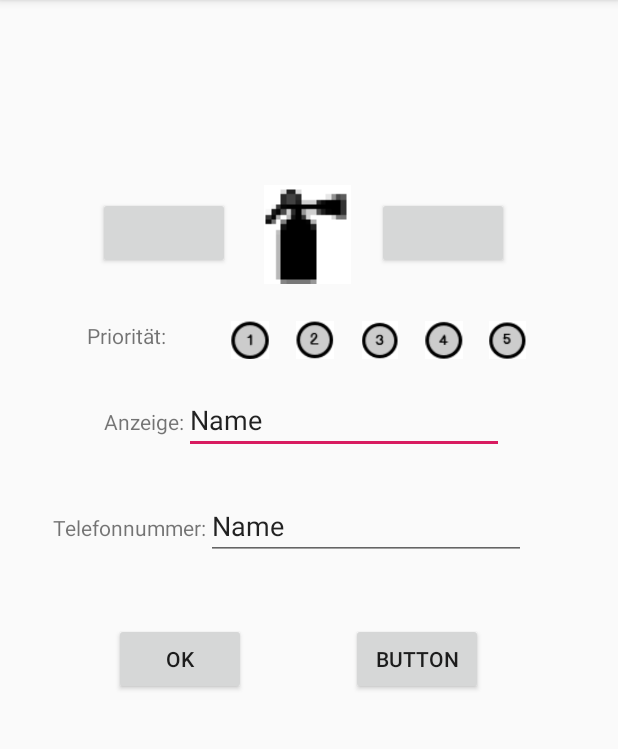
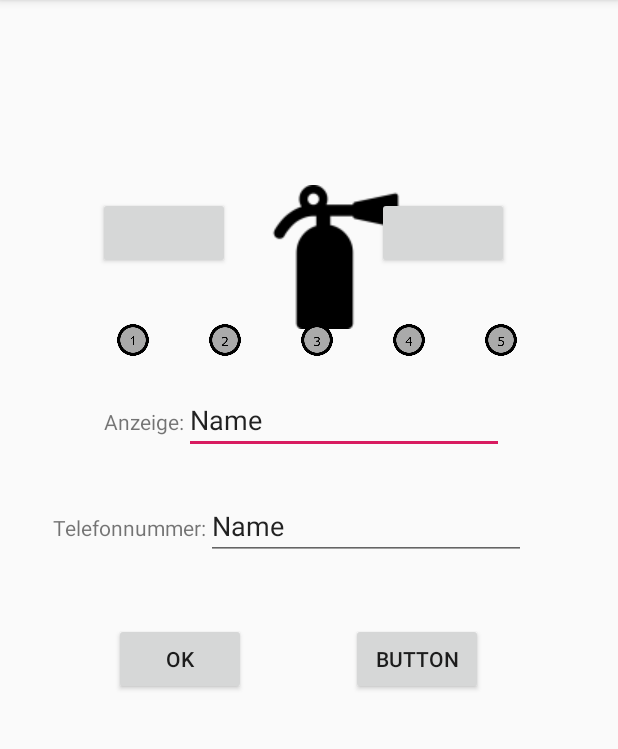
Before and after one commit to MartinBartolome/SafeLifeMonitor, an Android app: the ContactProperties screen opened directly, with no data from a screen before it, after a tap on an icon or button, on a phone screen of 412 x 824 dp, the part 84-833 px from its top. Run offline under Robolectric (Android 15) with nearby library versions, the phone set to English and light mode, and no system bars; 13 statements that could not run were skipped.

Commit message:
Neue Icons und leichte überarbeitung der GUI.

```diff
--- /dev/null
+++ b/app/src/main/java/schutzengel/com/safelifemonitor/Communications/SMSClient/Factory.java
@@ -0,0 +1,32 @@
+package schutzengel.com.safelifemonitor.Communications.SmsClient;
+
+import schutzengel.com.safelifemonitor.Communications.SmsClient.Drivers.Generic.Driver;
+import schutzengel.com.safelifemonitor.Core.Factory.IFactory;
+
+public class Factory implements IFactory {
+    protected ISmsClient smsClient = null;
+    @Override
+    public void create() {
+        IDriver driver = new Driver();
+        this.smsClient = new SmsClient(driver);
+    }
+
+    @Override
+    public void initialize() {
+
+    }
+
+    @Override
+    public void startup() {
+
+    }
+
+    @Override
+    public void shutdown() {
+
+    }
+
+    public ISmsClient getSmsClient(){
+        return this.smsClient;
+    }
+}
--- a/app/src/main/java/schutzengel/com/safelifemonitor/HMI/ContactProperties.java
+++ b/app/src/main/java/schutzengel/com/safelifemonitor/HMI/ContactProperties.java
@@ -21,11 +21,23 @@
     private ArrayList<schutzengel.com.safelifemonitor.Database.ContactProperties> Contacts = null;
     private int selectedContactindex = 0;
 
+    EditText DescriptionEdit = null;
+    EditText TelephonEdit = null;
+    ImageView IconImage = null;
+
     @Override
     protected void onCreate(Bundle savedInstanceState) {
         super.onCreate(savedInstanceState);
         setContentView(R.layout.contact_properties);
+
         Contacts = Factory.getInstance().getFactoryDatabase().getDatabase().getContacts();
+        DescriptionEdit = findViewById(R.id.descriptionEdit);
+        TelephonEdit = findViewById(R.id.TelephoneEdit);
+        IconImage = findViewById(R.id.ContactImage);
+        IconImage.setImageResource(Contacts.get(selectedContactindex).getDrawable());
+        DescriptionEdit.setText(Contacts.get(selectedContactindex).getDescription());
+        TelephonEdit.setText(Contacts.get(selectedContactindex).getAlarmTelephoneNumber());
+        IconImage.setImageResource(Contacts.get(selectedContactindex).getDrawable());
     }
 
     public void onWritePersistent(View view)
@@ -49,8 +61,6 @@
 
     private void ChangeImage(int direction)
     {
-        ImageView image = findViewById(R.id.ContactImage);
-
         if(Contacts.get(selectedContactindex).getIcon().ordinal() == 0 && direction == -1)
         {
             Contacts.get(selectedContactindex).setIcon(schutzengel.com.safelifemonitor.Database.ContactProperties.Icon.values().length-1);
@@ -62,15 +72,11 @@
         else {
             Contacts.get(selectedContactindex).setIcon(Contacts.get(selectedContactindex).getIcon().ordinal() + direction);
         }
-        image.setImageResource(Contacts.get(selectedContactindex).getDrawable());
+        IconImage.setImageResource(Contacts.get(selectedContactindex).getDrawable());
     }
 
     public void ChangeContact(View view)
     {
-        EditText DescriptionEdit = findViewById(R.id.descriptionEdit);
-        EditText TelephonEdit = findViewById(R.id.TelephoneEdit);
-        ImageView IconImage = findViewById(R.id.ContactImage);
-
         Contacts.get(selectedContactindex).setAlarmTelephoneNumber(TelephonEdit.getText().toString());
         Contacts.get(selectedContactindex).setDescription(DescriptionEdit.getText().toString());
 
@@ -78,19 +84,19 @@
         switch (view.getId())
         {
             case R.id.ImagePriority1:
-                Priority = 1;
+                Priority = schutzengel.com.safelifemonitor.Database.ContactProperties.Priority.Prority_1.ordinal();
                 break;
             case R.id.ImagePriority2:
-                Priority = 2;
+                Priority = schutzengel.com.safelifemonitor.Database.ContactProperties.Priority.Prority_2.ordinal();
                 break;
             case R.id.ImagePriority3:
-                Priority = 3;
+                Priority = schutzengel.com.safelifemonitor.Database.ContactProperties.Priority.Prority_3.ordinal();
                 break;
             case R.id.ImagePriority4:
-                Priority = 4;
+                Priority = schutzengel.com.safelifemonitor.Database.ContactProperties.Priority.Prority_4.ordinal();
                 break;
             case R.id.ImagePriority5:
-                Priority = 5;
+                Priority = schutzengel.com.safelifemonitor.Database.ContactProperties.Priority.Prority_5.ordinal();
                 break;
         }
 
--- a/app/src/main/java/schutzengel/com/safelifemonitor/Workflows/Startup/Workflow.java
+++ b/app/src/main/java/schutzengel/com/safelifemonitor/Workflows/Startup/Workflow.java
@@ -11,6 +11,7 @@
         factory.startup();
         EventStartupCompleted event = new EventStartupCompleted();
         notify(event);
+
         return true;
     }
 }
--- a/app/src/main/res/values/styles.xml
+++ b/app/src/main/res/values/styles.xml
@@ -7,5 +7,4 @@
         <item name="colorPrimaryDark">@color/colorPrimaryDark</item>
         <item name="colorAccent">@color/colorAccent</item>
     </style>
-
 </resources>
```
Also changed, not shown: app/src/main/java/schutzengel/com/safelifemonitor/Database/Drivers/SQLite/Driver.java (+12 -2 lines), app/src/main/java/schutzengel/com/safelifemonitor/HMI/Main.java (+12 -6 lines), app/src/main/res/layout/main.xml (+25 -23 lines), app/src/main/res/drawable/firefighter.png, app/src/main/res/drawable/hospital.png, app/src/main/res/drawable/institution.png (added), app/src/main/res/drawable/person.png, app/src/main/res/drawable/police.png, app/src/main/res/drawable/priority1.png, app/src/main/res/drawable/priority2.png, app/src/main/res/drawable/priority3.png, app/src/main/res/drawable/priority4.png, app/src/main/res/drawable/priority5.png, app/src/main/res/drawable/schutzengel.png.
